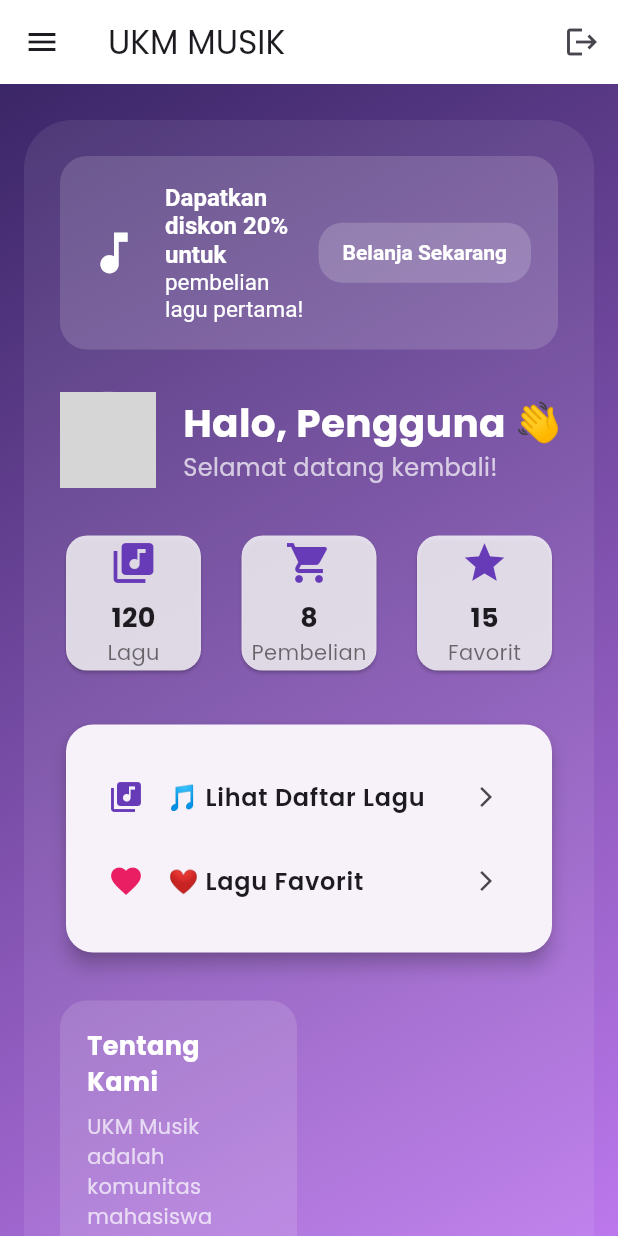
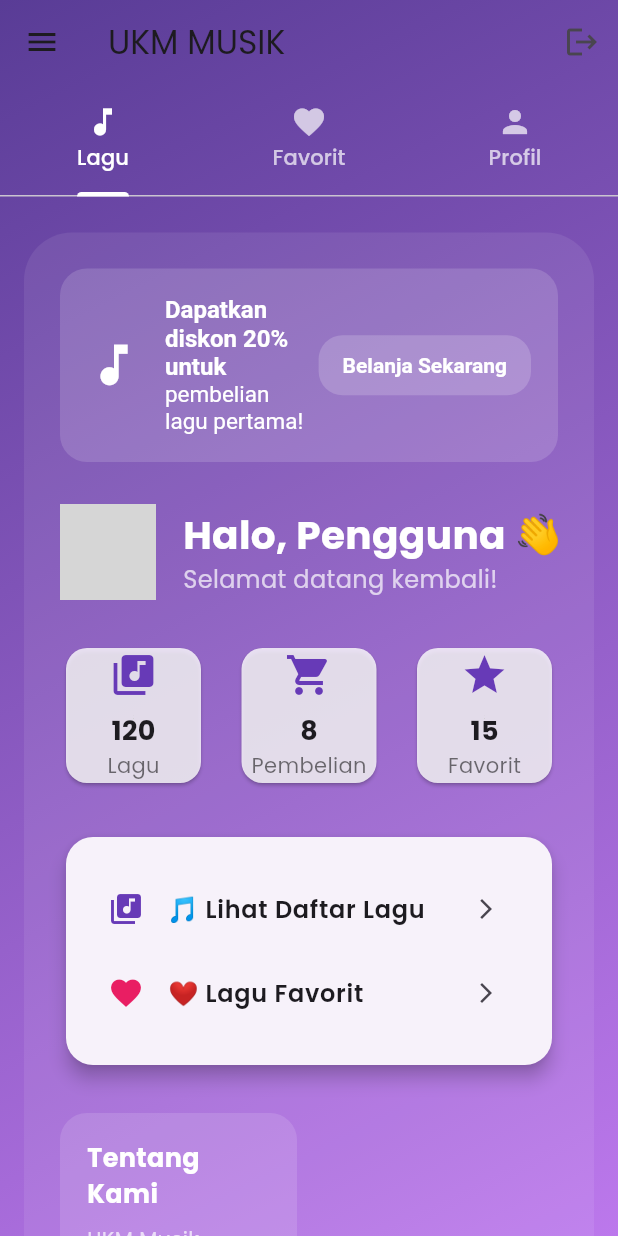
Before and after one commit to haniffari3/ukmmusik, a Flutter app: the DashboardScreen screen opened by its route, on a phone screen of 412 x 824 dp. Run offline on Flutter 3.47's test engine with Material 3 defaults, Android fonts, the phone set to English and light mode, and no system bars; our stand-ins replace getwidget, google_fonts; grey boxes are pictures that could not be loaded.

Commit message:
first commit

```diff
--- /dev/null
+++ b/devtools_options.yaml
@@ -0,0 +1,3 @@
+description: This file stores settings for Dart & Flutter DevTools.
+documentation: https://docs.flutter.dev/tools/devtools/extensions#configure-extension-enablement-states
+extensions:
--- a/lib/main.dart
+++ b/lib/main.dart
@@ -7,9 +7,6 @@ import 'screens/list_screen.dart';
 import 'screens/detail_screen.dart';
 import 'models/song.dart';
 import 'screens/profile_screen.dart';
-
-//test
-
 void main() => runApp(const MusikuApp());
 
 class MusikuApp extends StatelessWidget {
--- a/lib/screens/dashboard_screen.dart
+++ b/lib/screens/dashboard_screen.dart
@@ -1,7 +1,26 @@
 import 'package:flutter/material.dart';
 
-class DashboardScreen extends StatelessWidget {
+class DashboardScreen extends StatefulWidget {
   const DashboardScreen({Key? key}) : super(key: key);
+
+  @override
+  State<DashboardScreen> createState() => _DashboardScreenState();
+}
+
+class _DashboardScreenState extends State<DashboardScreen> with SingleTickerProviderStateMixin {
+  late TabController _tabController;
+
+  @override
+  void initState() {
+    super.initState();
+    _tabController = TabController(length: 3, vsync: this);
+  }
+
+  @override
+  void dispose() {
+    _tabController.dispose();
+    super.dispose();
+  }
 
   void _logout(BuildContext context) {
     Navigator.pushReplacementNamed(context, '/login');
@@ -13,20 +32,133 @@ class DashboardScreen extends StatelessWidget {
 
     return Scaffold(
       backgroundColor: Colors.transparent,
-      body: Container(
-        width: double.infinity,
-        height: MediaQuery.of(context).size.height,
+      drawer: Drawer(
+        child: ListView(
+          padding: EdgeInsets.zero,
+          children: [
+            UserAccountsDrawerHeader(
+              accountName: Text(userId),
+              accountEmail: const Text('user@example.com'),
+              currentAccountPicture: const CircleAvatar(
+                backgroundImage: AssetImage('assets/images/logo.png'),
+              ),
               decoration: const BoxDecoration(
                 gradient: LinearGradient(
-            colors: [Color(0xFF3B2667), Color(0xFFBC78EC)],
+                  colors: [Colors.deepPurple, Colors.purpleAccent],
                   begin: Alignment.topLeft,
                   end: Alignment.bottomRight,
                 ),
               ),
-        child: SafeArea(
-          child: SingleChildScrollView(
+            ),
+            ListTile(
+              leading: const Icon(Icons.person),
+              title: const Text('Profil Saya'),
+              onTap: () => Navigator.pushNamed(context, '/profile'),
+            ),
+            ListTile(
+              leading: const Icon(Icons.shopping_cart),
+              title: const Text('Keranjang Musik'),
+              onTap: () => Navigator.pushNamed(context, '/cart'),
+            ),
+            ListTile(
+              leading: const Icon(Icons.settings),
+              title: const Text('Pengaturan'),
+              onTap: () {},
+            ),
+            const Divider(),
+            ListTile(
+              leading: const Icon(Icons.logout),
+              title: const Text('Keluar'),
+              onTap: () => _logout(context),
+            ),
+          ],
+        ),
+      ),
+      body: Container(
+        decoration: const BoxDecoration(
+          gradient: LinearGradient(
+            colors: [Color.fromARGB(255, 89, 60, 150), Color(0xFFBC78EC)],
+            begin: Alignment.topLeft,
+            end: Alignment.bottomRight,
+          ),
+        ),
+        child: DefaultTabController(
+          length: 3,
+          child: NestedScrollView(
+            headerSliverBuilder: (context, innerBoxIsScrolled) => [
+              SliverAppBar(
+                backgroundColor: Colors.transparent,
+                elevation: 0,
+                pinned: true,
+                floating: true,
+                snap: true,
+                title: const Text('UKM MUSIK'),
+                leading: Builder(
+                  builder: (context) => IconButton(
+                    icon: const Icon(Icons.menu),
+                    onPressed: () => Scaffold.of(context).openDrawer(),
+                  ),
+                ),
+                actions: [
+                  IconButton(
+                    icon: const Icon(Icons.logout),
+                    tooltip: 'Keluar',
+                    onPressed: () => _logout(context),
+                  ),
+                ],
+                bottom: TabBar(
+                  controller: _tabController,
+                  indicatorColor: Colors.white,
+                  labelColor: Colors.white,
+                  unselectedLabelColor: Colors.white70,
+                  indicatorWeight: 3,
+                  tabs: const [
+                    Tab(icon: Icon(Icons.music_note), text: "Lagu"),
+                    Tab(icon: Icon(Icons.favorite), text: "Favorit"),
+                    Tab(icon: Icon(Icons.person), text: "Profil"),
+                  ],
+                ),
+              ),
+            ],
+            body: TabBarView(
+              controller: _tabController,
+              children: [
+                // Tab 1: Lagu
+                SingleChildScrollView(
                   padding: const EdgeInsets.symmetric(horizontal: 16, vertical: 24),
-            child: Center(
+                  child: _DashboardContent(userId: userId),
+                ),
+                // Tab 2: Favorit
+                Center(
+                  child: Text(
+                    'Favorit',
+                    style: TextStyle(color: Colors.white, fontSize: 22),
+                  ),
+                ),
+                // Tab 3: Profil
+                Center(
+                  child: Text(
+                    'Profil',
+                    style: TextStyle(color: Colors.white, fontSize: 22),
+                  ),
+                ),
+              ],
+            ),
+          ),
+        ),
+      ),
+    );
+  }
+}
+
+// Widget isi dashboard (bisa dipecah sesuai kebutuhan)
+class _DashboardContent extends StatelessWidget {
+  final String userId;
+  const _DashboardContent({required this.userId});
+
+  @override
+  Widget build(BuildContext context) {
+    return Center(
       child: Container(
         constraints: const BoxConstraints(maxWidth: 500),
         padding: const EdgeInsets.all(24),
@@ -236,70 +368,6 @@ class DashboardScreen extends StatelessWidget {
           ],
         ),
       ),
-            ),
-          ),
-        ),
-      ),
-      drawer: Drawer(
-        child: ListView(
-          padding: EdgeInsets.zero,
-          children: [
-            UserAccountsDrawerHeader(
-              accountName: Text(userId),
-              accountEmail: const Text('user@example.com'),
-              currentAccountPicture: const CircleAvatar(
-                backgroundImage: AssetImage('assets/images/logo.png'),
-              ),
-              decoration: const BoxDecoration(
-                gradient: LinearGradient(
-                  colors: [Colors.deepPurple, Colors.purpleAccent],
-                  begin: Alignment.topLeft,
-                  end: Alignment.bottomRight,
-                ),
-              ),
-            ),
-            ListTile(
-              leading: const Icon(Icons.person),
-              title: const Text('Profil Saya'),
-              onTap: () => Navigator.pushNamed(context, '/profile'),
-            ),
-            ListTile(
-              leading: const Icon(Icons.shopping_cart),
-              title: const Text('Keranjang Musik'),
-              onTap: () => Navigator.pushNamed(context, '/cart'),
-            ),
-            ListTile(
-              leading: const Icon(Icons.settings),
-              title: const Text('Pengaturan'),
-              onTap: () {},
-            ),
-            const Divider(),
-            ListTile(
-              leading: const Icon(Icons.logout),
-              title: const Text('Keluar'),
-              onTap: () => _logout(context),
-            ),
-          ],
-        ),
-      ),
-      appBar: AppBar(
-        title: const Text('UKM MUSIK'),
-        backgroundColor: Colors.transparent,
-        elevation: 0,
-        leading: Builder(
-          builder: (context) => IconButton(
-            icon: const Icon(Icons.menu),
-            onPressed: () => Scaffold.of(context).openDrawer(),
-          ),
-        ),
-        actions: [
-          IconButton(
-            icon: const Icon(Icons.logout),
-            tooltip: 'Keluar',
-            onPressed: () => _logout(context),
-          ),
-        ],
-      ),
     );
   }
 }
--- a/pubspec.yaml
+++ b/pubspec.yaml
@@ -11,11 +11,13 @@ dependencies:
   cupertino_icons: ^1.0.2
   provider: ^6.0.5
   google_fonts: ^6.1.0
+  getwidget: ^4.0.0
 
 flutter:
   uses-material-design: true
   assets:
     - lib/assets/images/lologo.png
+
 dev_dependencies:
   flutter_test:
     sdk: flutter
```
Also changed, not shown: lib/getwidget.dart (added, +49 -0 lines), pubspec.lock, 1 other file. Lines whose indentation alone changed are shown as unchanged.
